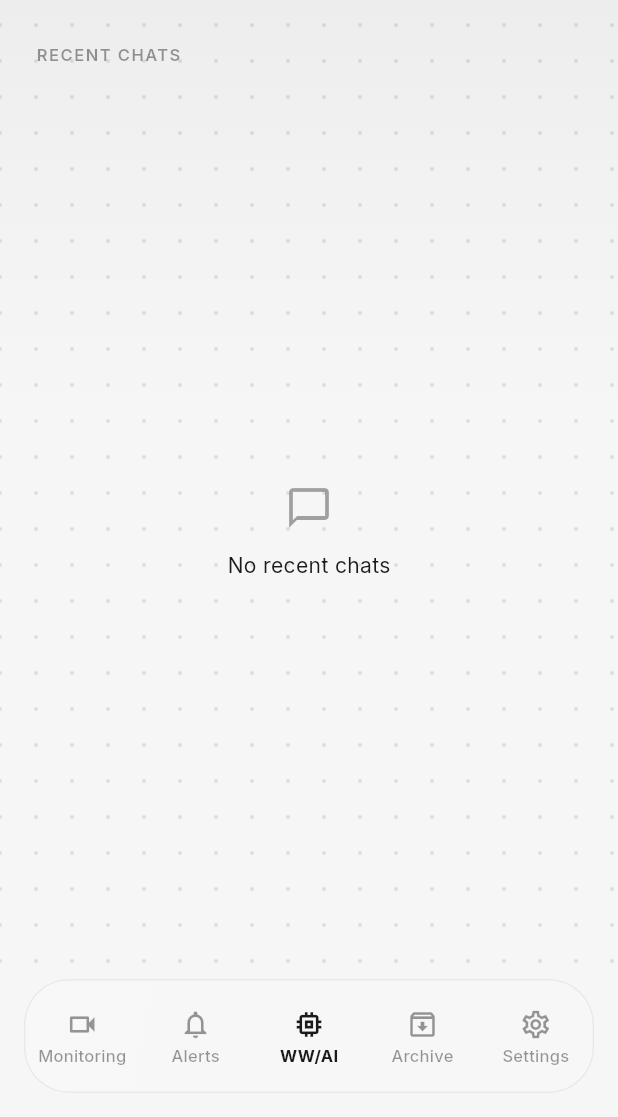
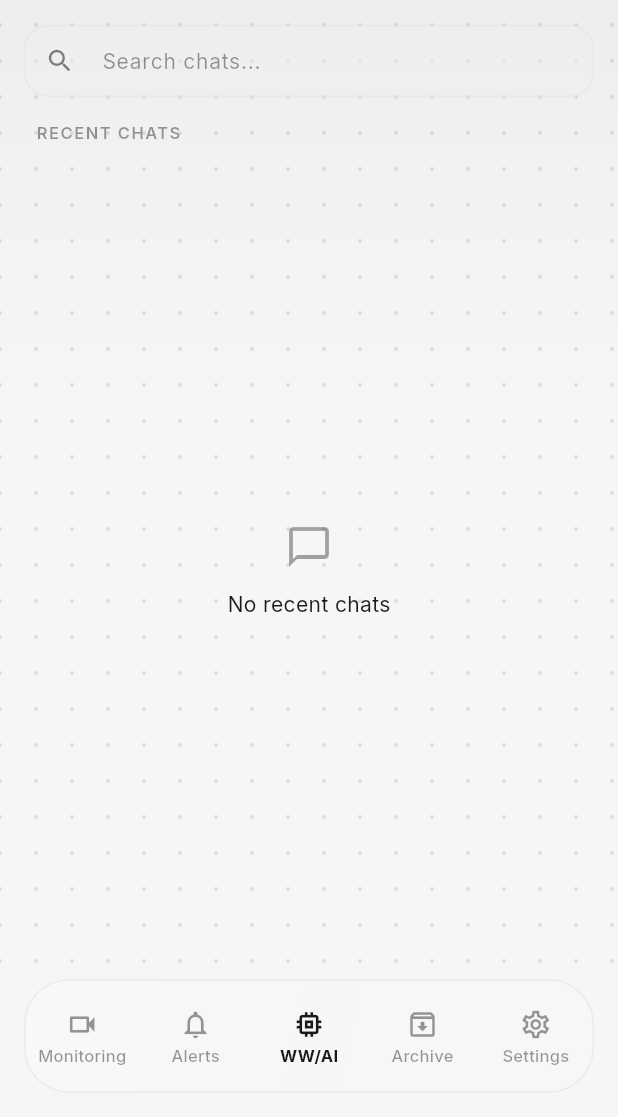
Before and after one commit to NamanGoyalK/warewatch, a Flutter app: the screen it shows once a user with an empty profile is signed in, with the side drawer open, on a phone screen of 412 x 824 dp, the part 119-1236 px from its top. Run offline on Flutter 3.47's test engine with Material 3 defaults, Android fonts, the phone set to English and light mode, and no system bars; our stand-ins replace equatable, firebase_auth, firebase_core, flutter_bloc, flutter_dotenv, flutter_markdown_plus and 3 more; accounts and stored records are empty; network calls fail.

Commit message:
[FEAT]: added the search functionality in for finding chats.

```diff
--- a/lib/features/wwai/data/repositories/wwai_repository_impl.dart
+++ b/lib/features/wwai/data/repositories/wwai_repository_impl.dart
@@ -12,6 +12,11 @@ class WwaiRepositoryImpl implements WwaiRepository {
   @override
   Future<List<ChatSummary>> getRecentChats() {
     return _remoteDataSource.getRecentChats();
+  }
+
+  @override
+  Future<List<ChatSummary>> searchChats(String query) {
+    return _remoteDataSource.searchChats(query);
   }
 
   @override
--- a/lib/features/wwai/domain/repositories/wwai_repository.dart
+++ b/lib/features/wwai/domain/repositories/wwai_repository.dart
@@ -3,6 +3,8 @@ import '../entities/chat_summary.dart';
 
 abstract class WwaiRepository {
   Future<List<ChatSummary>> getRecentChats();
+
+  Future<List<ChatSummary>> searchChats(String query);
 
   Future<List<ChatMessage>> getMessages({
     required String chatId,
--- a/lib/features/wwai/presentation/cubits/wwai_state.dart
+++ b/lib/features/wwai/presentation/cubits/wwai_state.dart
@@ -14,6 +14,9 @@ class WwaiState extends Equatable {
     required this.isDeleting,
     required this.activeChatId,
     required this.errorMessage,
+    this.searchQuery = '',
+    this.searchResults = const [],
+    this.isSearching = false,
   });
 
   factory WwaiState.initial({String userId = ''}) {
@@ -27,6 +30,9 @@ class WwaiState extends Equatable {
       isDeleting: false,
       activeChatId: null,
       errorMessage: null,
+      searchQuery: '',
+      searchResults: const [],
+      isSearching: false,
     );
   }
 
@@ -39,8 +45,12 @@ class WwaiState extends Equatable {
   final bool isDeleting;
   final String? activeChatId;
   final String? errorMessage;
+  final String searchQuery;
+  final List<ChatSummary> searchResults;
+  final bool isSearching;
 
   bool get hasActiveChat => activeChatId != null && activeChatId!.isNotEmpty;
+  bool get hasSearchQuery => searchQuery.trim().isNotEmpty;
 
   WwaiState copyWith({
     String? userId,
@@ -54,6 +64,9 @@ class WwaiState extends Equatable {
     bool clearActiveChatId = false,
     String? errorMessage,
     bool clearErrorMessage = false,
+    String? searchQuery,
+    List<ChatSummary>? searchResults,
+    bool? isSearching,
   }) {
     return WwaiState(
       userId: userId ?? this.userId,
@@ -65,6 +78,9 @@ class WwaiState extends Equatable {
       isDeleting: isDeleting ?? this.isDeleting,
       activeChatId: clearActiveChatId ? null : activeChatId ?? this.activeChatId,
       errorMessage: clearErrorMessage ? null : errorMessage ?? this.errorMessage,
+      searchQuery: searchQuery ?? this.searchQuery,
+      searchResults: searchResults ?? this.searchResults,
+      isSearching: isSearching ?? this.isSearching,
     );
   }
 
@@ -79,5 +95,8 @@ class WwaiState extends Equatable {
         isDeleting,
         activeChatId,
         errorMessage,
+        searchQuery,
+        searchResults,
+        isSearching,
       ];
 }
--- a/lib/features/wwai/presentation/widgets/chat_sidebar.dart
+++ b/lib/features/wwai/presentation/widgets/chat_sidebar.dart
@@ -1,14 +1,63 @@
+import 'dart:async';
 import 'package:flutter/material.dart';
 import 'package:flutter_bloc/flutter_bloc.dart';
 import 'package:warewatch/common/widgets/atmospheric_background.dart';
 
+import '../../domain/entities/chat_summary.dart';
 import '../cubits/wwai_cubit.dart';
 import '../cubits/wwai_state.dart';
 
-class ChatSidebar extends StatelessWidget {
+class ChatSidebar extends StatefulWidget {
   const ChatSidebar({super.key, required this.state});
 
   final WwaiState state;
+
+  @override
+  State<ChatSidebar> createState() => _ChatSidebarState();
+}
+
+class _ChatSidebarState extends State<ChatSidebar> {
+  late final TextEditingController _searchController;
+  Timer? _debounceTimer;
+
+  @override
+  void initState() {
+    super.initState();
+    _searchController = TextEditingController(text: widget.state.searchQuery);
+  }
+
+  @override
+  void didUpdateWidget(covariant ChatSidebar oldWidget) {
+    super.didUpdateWidget(oldWidget);
+    if (widget.state.searchQuery != _searchController.text &&
+        widget.state.searchQuery.isEmpty) {
+      _searchController.clear();
+    }
+  }
+
+  @override
+  void dispose() {
+    _debounceTimer?.cancel();
+    _searchController.dispose();
+    super.dispose();
+  }
+
+  void _onSearchChanged(String query) {
+    _debounceTimer?.cancel();
+    _debounceTimer = Timer(const Duration(milliseconds: 300), () {
+      if (mounted) {
+        context.read<WwaiCubit>().searchChats(query);
+      }
+    });
+    setState(() {});
+  }
+
+  void _clearSearch() {
+    _debounceTimer?.cancel();
+    _searchController.clear();
+    context.read<WwaiCubit>().clearSearch();
+    setState(() {});
+  }
 
   Future<void> _confirmDeleteChat(BuildContext context, String chatId) async {
     final colorScheme = Theme.of(context).colorScheme;
@@ -58,7 +107,7 @@ class ChatSidebar extends StatelessWidget {
           crossAxisAlignment: CrossAxisAlignment.stretch,
           children: [
             Padding(
-              padding: const EdgeInsets.fromLTRB(16, 24, 16, 16),
+              padding: const EdgeInsets.fromLTRB(16, 24, 16, 12),
               child: Row(
                 children: [
                   if (MediaQuery.sizeOf(context).width < 900)
@@ -93,12 +142,13 @@ class ChatSidebar extends StatelessWidget {
                           width: 1,
                         ),
                       ),
-                      onPressed: state.isSending
+                      onPressed: widget.state.isSending
                           ? null
                           : () {
                               if (MediaQuery.sizeOf(context).width < 900) {
                                 Navigator.of(context).pop();
                               }
+                              _clearSearch();
                               context.read<WwaiCubit>().startNewChat();
                             },
                       icon: const Icon(Icons.add_rounded),
@@ -115,26 +165,144 @@ class ChatSidebar extends StatelessWidget {
               ),
             ),
             Padding(
-              padding: const EdgeInsets.symmetric(horizontal: 24, vertical: 12),
-              child: Text(
-                'RECENT CHATS',
-                style: Theme.of(context).textTheme.labelSmall?.copyWith(
-                  color: colorScheme.onSurface.withValues(alpha: 0.45),
-                  fontWeight: FontWeight.w600,
-                  letterSpacing: 1.0,
+              padding: const EdgeInsets.symmetric(horizontal: 16, vertical: 4),
+              child: TextField(
+                controller: _searchController,
+                onChanged: _onSearchChanged,
+                style: TextStyle(
+                  fontSize: 14,
+                  color: colorScheme.onSurface,
+                ),
+                decoration: InputDecoration(
+                  hintText: 'Search chats...',
+                  hintStyle: TextStyle(
+                    fontSize: 14,
+                    color: colorScheme.onSurface.withValues(alpha: 0.45),
+                  ),
+                  prefixIcon: Icon(
+                    Icons.search_rounded,
+                    size: 20,
+                    color: colorScheme.onSurface.withValues(alpha: 0.55),
+                  ),
+                  suffixIcon: _searchController.text.isNotEmpty
+                      ? IconButton(
+                          icon: const Icon(Icons.close_rounded, size: 18),
+                          color: colorScheme.onSurface.withValues(alpha: 0.55),
+                          onPressed: _clearSearch,
+                        )
+                      : null,
+                  filled: true,
+                  fillColor:
+                      colorScheme.surfaceContainerHighest.withAlpha(120),
+                  isDense: true,
+                  contentPadding: const EdgeInsets.symmetric(
+                    horizontal: 16,
+                    vertical: 12,
+                  ),
+                  border: OutlineInputBorder(
+                    borderRadius: BorderRadius.circular(16),
+                    borderSide: BorderSide(
+                      color: colorScheme.outline.withValues(alpha: 0.3),
+                    ),
+                  ),
+                  enabledBorder: OutlineInputBorder(
+                    borderRadius: BorderRadius.circular(16),
+                    borderSide: BorderSide(
+                      color: colorScheme.outline.withValues(alpha: 0.3),
+                    ),
+                  ),
+                  focusedBorder: OutlineInputBorder(
+                    borderRadius: BorderRadius.circular(16),
+                    borderSide: BorderSide(
+                      color: colorScheme.primary.withValues(alpha: 0.7),
+                    ),
+                  ),
                 ),
               ),
             ),
-            Expanded(child: _buildRecentChatsList(context)),
+            Padding(
+              padding: const EdgeInsets.symmetric(horizontal: 24, vertical: 12),
+              child: Row(
+                mainAxisAlignment: MainAxisAlignment.spaceBetween,
+                children: [
+                  Text(
+                    widget.state.hasSearchQuery
+                        ? 'SEARCH RESULTS'
+                        : 'RECENT CHATS',
+                    style: Theme.of(context).textTheme.labelSmall?.copyWith(
+                      color: colorScheme.onSurface.withValues(alpha: 0.45),
+                      fontWeight: FontWeight.w600,
+                      letterSpacing: 1.0,
+                    ),
+                  ),
+                  if (widget.state.hasSearchQuery &&
+                      !widget.state.isSearching)
+                    Text(
+                      '${widget.state.searchResults.length} found',
+                      style: Theme.of(context).textTheme.labelSmall?.copyWith(
+                        color: colorScheme.onSurface.withValues(alpha: 0.35),
+                        fontWeight: FontWeight.w500,
+                      ),
+                    ),
+                ],
+              ),
+            ),
+            Expanded(child: _buildChatsList(context)),
           ],
         ),
       ),
     );
   }
 
-  Widget _buildRecentChatsList(BuildContext context) {
+  Widget _buildChatsList(BuildContext context) {
+    final state = widget.state;
+
+    if (state.isSearching) {
+      return const Center(
+        child: SizedBox(
+          width: 24,
+          height: 24,
+          child: CircularProgressIndicator(strokeWidth: 2.5),
+        ),
+      );
+    }
+
+    if (state.hasSearchQuery) {
+      if (state.searchResults.isEmpty) {
+        return Center(
+          child: Column(
+            mainAxisAlignment: MainAxisAlignment.center,
+            children: [
+              Icon(
+                Icons.search_off_rounded,
+                size: 32,
+                color: Theme.of(context)
+                    .colorScheme
+                    .onSurfaceVariant
+                    .withAlpha(100),
+              ),
+              const SizedBox(height: 12),
+              Text(
+                'No chats found',
+                style: TextStyle(
+                  color: Theme.of(context).colorScheme.onSurfaceVariant,
+                ),
+              ),
+            ],
+          ),
+        );
+      }
+      return _buildChatItems(context, state.searchResults);
+    }
+
     if (state.isLoadingChats && state.recentChats.isEmpty) {
-      return const Center(child: CircularProgressIndicator());
+      return const Center(
+        child: SizedBox(
+          width: 24,
+          height: 24,
+          child: CircularProgressIndicator(strokeWidth: 2.5),
+        ),
+      );
     }
 
     if (state.recentChats.isEmpty) {
@@ -161,12 +329,16 @@ class ChatSidebar extends StatelessWidget {
       );
     }
 
+    return _buildChatItems(context, state.recentChats);
+  }
+
+  Widget _buildChatItems(BuildContext context, List<ChatSummary> chats) {
     return ListView.builder(
       padding: const EdgeInsets.symmetric(horizontal: 16),
-      itemCount: state.recentChats.length,
+      itemCount: chats.length,
       itemBuilder: (context, index) {
-        final chat = state.recentChats[index];
-        final isSelected = chat.chatId == state.activeChatId;
+        final chat = chats[index];
+        final isSelected = chat.chatId == widget.state.activeChatId;
         final colorScheme = Theme.of(context).colorScheme;
 
         return Padding(
```
Also changed, not shown: lib/features/wwai/data/datasources/wwai_remote_data_source.dart (+19 -0 lines), lib/features/wwai/presentation/cubits/wwai_cubit.dart (+59 -0 lines).
